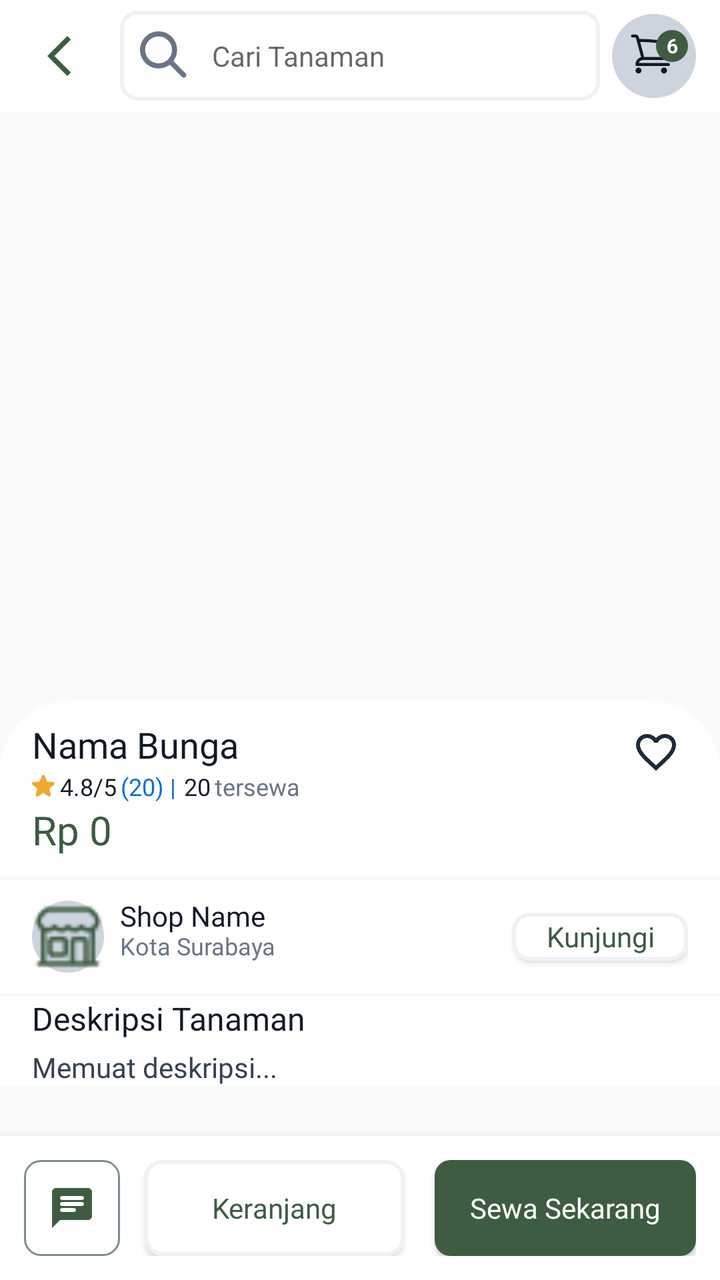
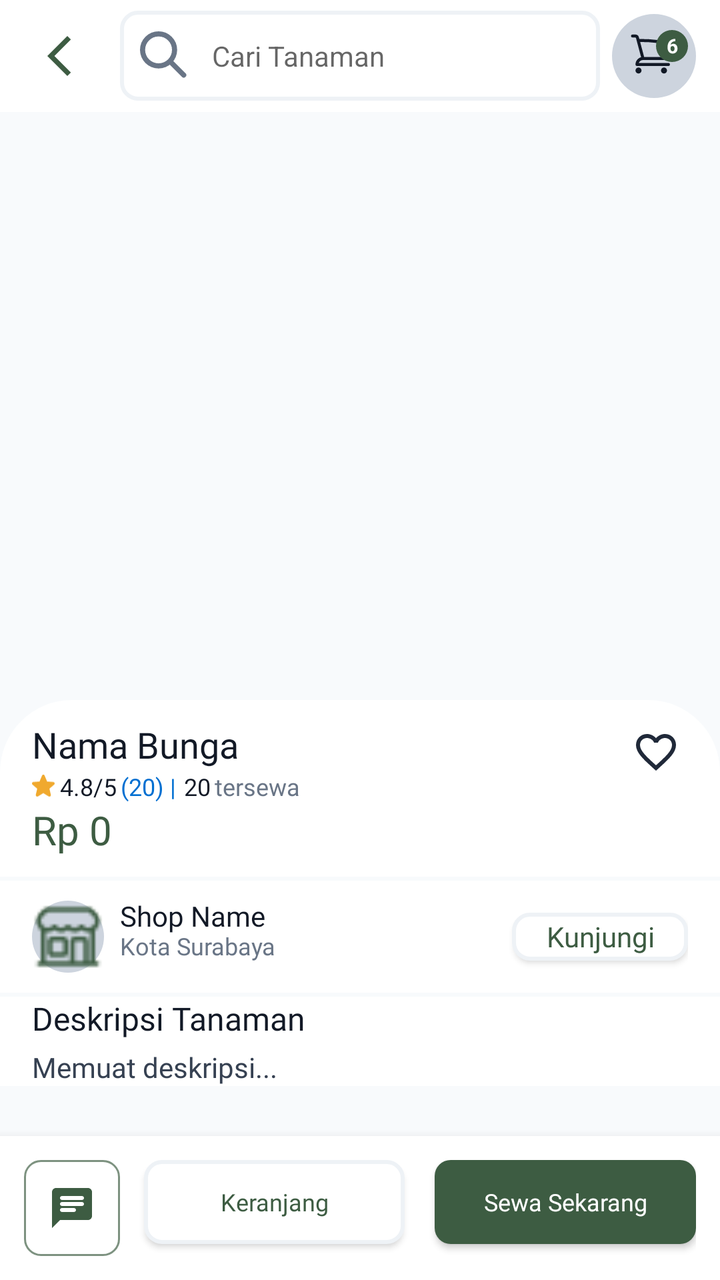

Two renders of the same Android screen: before a commit and after it. Below are the layout's source before the change and the commit's diff.
<!-- AndroidManifest.xml: application theme Theme.Florist -->
<!-- res/layout/activity_buyer_detail.xml -->
<?xml version="1.0" encoding="utf-8"?>
<RelativeLayout xmlns:android="http://schemas.android.com/apk/res/android"
    xmlns:app="http://schemas.android.com/apk/res-auto"
    android:layout_width="match_parent"
    android:layout_height="match_parent"
    android:background="@color/bg_primary">

    <androidx.core.widget.NestedScrollView
        android:id="@+id/svMainContent"
        android:layout_width="match_parent"
        android:layout_height="match_parent"
        android:layout_above="@id/bottomBar"
        android:fillViewport="true">



        <LinearLayout
            android:layout_width="match_parent"
            android:layout_height="wrap_content"
            android:orientation="vertical">

            <RelativeLayout
                android:layout_width="match_parent"
                android:layout_height="350dp">

                <androidx.viewpager2.widget.ViewPager2
                    android:id="@+id/viewPagerImages"
                    android:layout_width="match_parent"
                    android:layout_height="match_parent" />

                <com.google.android.material.tabs.TabLayout
                    android:id="@+id/tabDots"
                    android:layout_width="match_parent"
                    android:layout_height="24dp"
                    android:layout_alignParentBottom="true"
                    android:layout_marginBottom="8dp"
                    android:background="@android:color/transparent"
                    app:tabBackground="@drawable/dot_selector"
                    app:tabGravity="center"
                    app:tabIndicatorHeight="0dp"
                    app:tabRippleColor="@null"
                    app:tabMinWidth="20dp"
                    app:tabMaxWidth="20dp"/>

            </RelativeLayout>

            <RelativeLayout
                android:layout_width="match_parent"
                android:layout_height="wrap_content"
                android:paddingVertical="10dp"
                android:paddingHorizontal="16dp"
                android:background="@drawable/rounded_top_sheet"
                android:outlineProvider="background">

                <TextView
                    android:id="@+id/tvName"
                    android:layout_width="325dp"
                    android:layout_height="25sp"
                    android:text="Nama Bunga"
                    android:textSize="18sp"
                    android:textColor="@color/text_primary"
                    style="@style/body_lg_bold"/>

                <ImageButton
                    android:id="@+id/btnFavorite"
                    android:layout_width="wrap_content"
                    android:layout_height="wrap_content"
                    android:src="@drawable/ic_favorite_border"
                    android:background="?attr/selectableItemBackgroundBorderless"
                    android:padding="4dp"
                    android:layout_alignParentRight="true"
                    app:tint="@color/gray_800"/>

                <TextView
                    android:id="@+id/tvPrice"
                    android:layout_width="wrap_content"
                    android:layout_height="wrap_content"
                    android:text="Rp 0"
                    android:textSize="20sp"
                    android:textColor="@color/olive_500"
                    android:layout_below="@id/layoutRatingAndRentCount"
                    style="@style/title_lg_bold"/>

                <LinearLayout
                    android:id="@+id/layoutRatingAndRentCount"
                    android:layout_width="match_parent"
                    android:layout_height="wrap_content"
                    android:orientation="horizontal"
                    android:layout_below="@id/tvName">
                    <ImageView
                        android:id="@+id/icStar"
                        android:layout_width="12sp"
                        android:layout_height="12sp"
                        android:src="@drawable/ic_star_review"
                        android:layout_gravity="center"
                        android:layout_marginRight="2dp"/>

                    <TextView
                        android:id="@+id/tvRating"
                        android:layout_width="wrap_content"
                        android:layout_height="wrap_content"
                        android:text="4.8/5"
                        android:textSize="12sp"
                        android:textColor="@color/text_primary"
                        android:gravity="center"
                        style="@style/label_lg_regular"/>

                    <TextView
                        android:id="@+id/tvRatingCount"
                        android:layout_width="wrap_content"
                        android:layout_height="wrap_content"
                        android:text="(20) |"
                        android:textSize="12sp"
                        android:textColor="@color/text_info"
                        android:gravity="center"
                        android:layout_marginHorizontal="2dp"
                        style="@style/label_lg_regular"/>

                    <TextView
                        android:id="@+id/tvRentCount"
                        android:layout_width="wrap_content"
                        android:layout_height="wrap_content"
                        android:text="20"
                        android:textSize="12sp"
                        android:textColor="@color/text_primary"
                        android:gravity="center"
                        android:layout_marginHorizontal="2dp"
                        style="@style/label_lg_regular"/>

                    <TextView
                        android:id="@+id/tvTersewa"
                        android:layout_width="wrap_content"
                        android:layout_height="wrap_content"
                        android:text="tersewa"
                        android:textSize="12sp"
                        android:textColor="@color/text_secondary"
                        android:gravity="center"
                        style="@style/label_lg_regular"/>
                </LinearLayout>
            </RelativeLayout>
            
            <RelativeLayout
                android:id="@+id/layoutShop"
                android:layout_width="match_parent"
                android:layout_height="wrap_content"
                android:paddingHorizontal="16dp"
                android:paddingVertical="10dp"
                android:background="@color/white"
                android:layout_marginVertical="2dp">
                
                <ImageView
                    android:id="@+id/imgShop"
                    android:layout_width="36dp"
                    android:layout_height="36dp"
                    android:src="@drawable/building"
                    android:background="@drawable/circle_background"
                    android:layout_marginRight="8dp"/>

                <TextView
                    android:id="@+id/tvShopName"
                    android:layout_width="225dp"
                    android:layout_height="wrap_content"
                    android:text="Shop Name"
                    style="@style/label_lg_regular"
                    android:includeFontPadding="false"
                    android:textColor="@color/text_primary"
                    android:layout_toEndOf="@id/imgShop"/>

                <TextView
                    android:id="@+id/tvLocation"
                    android:layout_width="225dp"
                    android:layout_height="wrap_content"
                    android:text="Kota Surabaya"
                    style="@style/label_lg_regular"
                    android:textSize="12sp"
                    android:includeFontPadding="false"
                    android:textColor="@color/text_secondary"
                    android:layout_toEndOf="@id/imgShop"
                    android:layout_below="@id/tvShopName"/>

                <androidx.appcompat.widget.AppCompatButton
                    android:id="@+id/btnVisitShop"
                    android:layout_width="wrap_content"
                    android:layout_height="24dp"
                    android:text="Kunjungi"
                    android:textColor="@color/olive_500"
                    style="@style/label_lg_bold"
                    android:background="@drawable/rounded_white_button"
                    android:textAllCaps="false"
                    android:layout_alignParentEnd="true"
                    android:layout_centerVertical="true"/>
            </RelativeLayout>
                

            <LinearLayout
                android:layout_width="match_parent"
                android:layout_height="wrap_content"
                android:orientation="vertical"
                android:paddingHorizontal="16dp"
                android:background="@color/white">
                <TextView
                    android:layout_width="wrap_content"
                    android:layout_height="wrap_content"
                    android:text="Deskripsi Tanaman"
                    style="@style/body_lg_bold"
                    android:textColor="@color/gray_900"
                    android:textSize="16sp"/>

                <TextView
                    android:id="@+id/tvDescription"
                    android:layout_width="match_parent"
                    android:layout_height="wrap_content"
                    android:text="Memuat deskripsi..."
                    android:layout_marginTop="4dp"
                    android:textColor="@color/gray_700"
                    style="@style/body_md_regular"
                    android:textSize="14sp" />

            </LinearLayout>


        </LinearLayout>
    </androidx.core.widget.NestedScrollView>

    <RelativeLayout
        android:id="@+id/headerLayout"
        android:layout_width="match_parent"
        android:layout_height="?attr/actionBarSize"
        android:orientation="horizontal"
        android:background="@color/white"
        android:paddingHorizontal="12dp">

        <ImageButton
            android:id="@+id/btnBack"
            android:layout_width="35dp"
            android:layout_height="35dp"
            android:src="@drawable/ic_left_arrow"
            android:layout_alignParentStart="true"
            android:layout_centerVertical="true"
            android:background="@drawable/circle_background"
            android:backgroundTint="@color/white"
            app:tint="@color/olive_500"/>

        <EditText
            android:id="@+id/etSearch"
            android:layout_width="240dp"
            android:layout_height="45dp"
            android:layout_centerInParent="true"
            android:background="@drawable/rounded_gray_layout"
            android:drawableStart="@drawable/ic_search"
            android:drawablePadding="12dp"
            android:hint="Cari Tanaman"
            android:paddingHorizontal="10dp"
            android:textSize="14sp" />

        <RelativeLayout
            android:id="@+id/layoutCartBadge"
            android:layout_width="42dp"
            android:layout_height="42dp"
            android:layout_alignParentEnd="true"
            android:layout_centerVertical="true"
            android:gravity="center"
            android:background="@drawable/circle_background">

            <ImageView
                android:id="@+id/btnCart"
                android:layout_width="24dp"
                android:layout_height="24dp"
                android:src="@drawable/ic_cart"
                android:layout_marginLeft="8dp"
                />

            <TextView
                android:id="@+id/tvCartBadgeCount"
                android:layout_width="16dp"
                android:layout_height="16dp"
                android:layout_alignParentEnd="true"
                android:layout_alignParentTop="true"
                android:background="@drawable/circle_background"
                android:backgroundTint="@color/olive_500"
                android:gravity="center"
                android:text="6"
                android:textColor="@color/white"
                android:textSize="10sp"
                android:textStyle="bold"
                android:layout_marginEnd="4dp"
                android:layout_marginBottom="10dp"/>
        </RelativeLayout>

    </RelativeLayout>


    <LinearLayout
        android:id="@+id/bottomBar"
        android:layout_width="match_parent"
        android:layout_height="wrap_content"
        android:layout_alignParentBottom="true"
        android:orientation="horizontal"
        android:padding="12dp"
        android:background="@color/white"
        android:elevation="8dp">

        <ImageButton
            android:id="@+id/btnChat"
            android:layout_width="48dp"
            android:layout_height="48dp"
            android:layout_marginEnd="12dp"
            android:background="@drawable/rounded_green_border_button"
            android:src="@drawable/ic_chat"

            app:tint="@color/olive_500"/>

        <androidx.appcompat.widget.AppCompatButton
            android:id="@+id/btnAddToCart"
            android:layout_width="0dp"
            android:layout_height="48dp"
            android:layout_weight="1"
            android:text="Keranjang"
            android:textColor="@color/olive_500"
            style="@style/label_lg_bold"
            android:layout_marginEnd="15dp"
            android:background="@drawable/rounded_white_button"
            android:textAllCaps="false"/>

        <Button
            android:id="@+id/btnDirectBuy"
            android:layout_width="0dp"
            android:layout_height="48dp"
            android:layout_weight="1"
            android:text="Sewa Sekarang"
            android:textColor="@color/white"
            android:background="@drawable/rounded_success_button"
            style="@style/label_lg_bold"
            android:textAllCaps="false"/>
    </LinearLayout>

</RelativeLayout>
<!-- resources referenced by this layout -->
<resources>
  <color name="bg_primary">@color/gray_50</color>
  <color name="gray_700">#364152</color>
  <color name="gray_800">#202939</color>
  <color name="gray_900">#121926</color>
  <color name="olive_500">#3D5C42</color>
  <color name="text_info">@color/blue_500</color>
  <color name="text_primary">@color/gray_900</color>
  <color name="text_secondary">@color/gray_500</color>
  <color name="white">#FFFFFF</color>
  <!-- drawable circle_background (drawable) -->
  <?xml version="1.0" encoding="utf-8"?>
      <shape xmlns:android="http://schemas.android.com/apk/res/android"
          android:innerRadius="0dp"
          android:shape="ring"
          android:thicknessRatio="2"
          android:useLevel="false">
          <solid android:color="@color/neutral"/>
      </shape>
  <!-- drawable rounded_top_sheet (drawable) -->
  <?xml version="1.0" encoding="utf-8"?>
  <shape xmlns:android="http://schemas.android.com/apk/res/android">
      <solid android:color="@color/white" />
  
      <corners
          android:topLeftRadius="36dp"
          android:topRightRadius="36dp"
          android:bottomLeftRadius="0dp"
          android:bottomRightRadius="0dp" />
  </shape>
  <style name="body_lg_bold">
          <item name="android:fontFamily">@font/nunito_sans_bold</item>
          <item name="android:textSize">16sp</item>
          <item name="android:lineSpacingMultiplier">0.8</item>
          <item name="android:lineSpacingExtra">4sp</item>
      </style>
  <style name="body_md_regular">
          <item name="android:fontFamily">@font/nunitosans_regular</item>
          <item name="android:textSize">14sp</item>
          <item name="android:lineSpacingMultiplier">0.87</item>
          <item name="android:lineSpacingExtra">2sp</item>
      </style>
  <style name="label_lg_bold">
          <item name="android:fontFamily">@font/nunito_sans_bold</item>
          <item name="android:textSize">14sp</item>
          <item name="android:lineSpacingMultiplier">0.7</item>
          <item name="android:lineSpacingExtra">6sp</item>
      </style>
  <style name="label_lg_regular">
          <item name="android:fontFamily">@font/nunitosans_regular</item>
          <item name="android:textSize">14sp</item>
          <item name="android:lineSpacingMultiplier">0.7</item>
          <item name="android:lineSpacingExtra">6sp</item>
          <item name="android:textAllCaps">false</item>
      </style>
  <style name="title_lg_bold">
          <item name="android:fontFamily">@font/nunito_sans_bold</item>
          <item name="android:textSize">22sp</item>
          <item name="android:lineSpacingMultiplier">0.55</item>
          <item name="android:lineSpacingExtra">8sp</item>
      </style>
  <color name="gray_50">#F8FAFC</color>
  <color name="blue_500">#006FD1</color>
  <color name="gray_500">#697586</color>
  <color name="neutral">#CDD4DE</color>
  <color name="gray_300">#CDD5DF</color>
  <color name="border_tertiary">@color/gray_100</color>
  <color name="border_accent">@color/olive_300</color>
  <color name="bg_accent">@color/olive_500</color>
  <color name="border_secondary">@color/gray_400</color>
  <color name="gray_100">#EEF2F6</color>
  <color name="main_color">#3D5C42</color>
  <color name="teal_200">#FF03DAC5</color>
  <color name="teal_700">#FF018786</color>
  <color name="black">#121926</color>
  <color name="olive_300">#7D9280</color>
  <color name="gray_400">#9AA4B2</color>
  <!-- unchanged entries left out for length: 14 -->
</resources>

<!-- the commit's change to res/layout/activity_buyer_detail.xml (unified diff, before → after) -->
@@ -313,24 +313,24 @@
         <androidx.appcompat.widget.AppCompatButton
             android:id="@+id/btnAddToCart"
             android:layout_width="0dp"
-            android:layout_height="48dp"
+            android:layout_height="42dp"
             android:layout_weight="1"
             android:text="Keranjang"
             android:textColor="@color/olive_500"
-            style="@style/label_lg_bold"
+            style="@style/label_md_bold"
             android:layout_marginEnd="15dp"
             android:background="@drawable/rounded_white_button"
             android:textAllCaps="false"/>
 
-        <Button
+        <androidx.appcompat.widget.AppCompatButton
             android:id="@+id/btnDirectBuy"
             android:layout_width="0dp"
-            android:layout_height="48dp"
+            android:layout_height="42dp"
             android:layout_weight="1"
             android:text="Sewa Sekarang"
             android:textColor="@color/white"
             android:background="@drawable/rounded_success_button"
-            style="@style/label_lg_bold"
+            style="@style/label_md_bold"
             android:textAllCaps="false"/>
     </LinearLayout>
 
<!-- resource entries referenced after the edit -->
@@ -54,6 +54,12 @@
           <item name="android:lineSpacingExtra">6sp</item>
           <item name="android:textAllCaps">false</item>
       </style>
+  <style name="label_md_bold">
+          <item name="android:fontFamily">@font/nunito_sans_bold</item>
+          <item name="android:textSize">12sp</item>
+          <item name="android:lineSpacingMultiplier">0.75</item>
+          <item name="android:lineSpacingExtra">4sp</item>
+      </style>
   <style name="title_lg_bold">
           <item name="android:fontFamily">@font/nunito_sans_bold</item>
           <item name="android:textSize">22sp</item>
